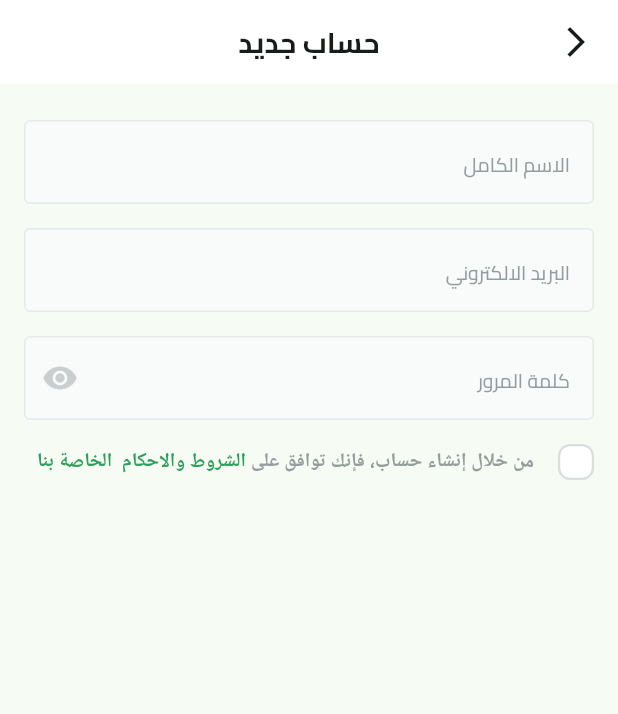
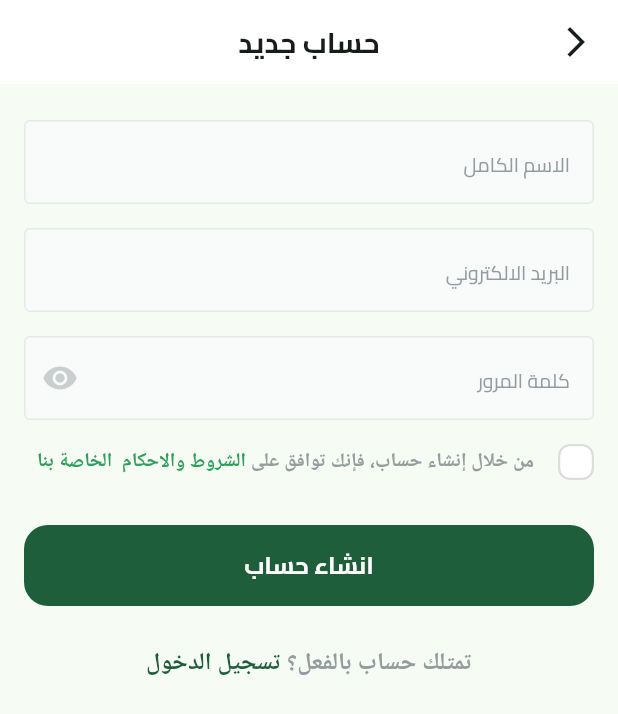
Before and after one commit to Shehab-Emad20/E-Commerce-App, a Flutter app: the SingnupView screen opened by its route, on a phone screen of 412 x 824 dp. Shown: the top 714 px of the screen. Run offline on Flutter 3.47's test engine with Material 3 defaults, Android fonts, the phone set to English and light mode, and no system bars; our stand-ins replace dots_indicator, flutter_svg, shared_preferences; accounts and stored records are empty.

Commit message:
Signup ui part 5

```diff
--- /dev/null
+++ b/lib/features/auth/presentation/view/widgets/have_account_widegt.dart
@@ -0,0 +1,27 @@
+import 'package:flutter/gestures.dart';
+import 'package:flutter/material.dart';
+import 'package:flutter_application_1/core/utils/app_colors.dart';
+import 'package:flutter_application_1/core/utils/app_text_styles.dart';
+
+class HaveAccountWidegt extends StatelessWidget {
+  const HaveAccountWidegt({super.key});
+
+  @override
+  Widget build(BuildContext context) {
+    return Text.rich(
+      TextSpan(children: [
+        TextSpan(
+            text: 'تمتلك حساب بالفعل؟',
+            style: TextStyles.semiBold16.copyWith(color: Color(0xFF949D9E))),
+        TextSpan(
+            recognizer: TapGestureRecognizer()
+              ..onTap = () {
+                Navigator.pop(context);
+              },
+            text: ' تسجيل الدخول',
+            style:
+                TextStyles.semiBold16.copyWith(color: AppColors.primaryColor)),
+      ]),
+    );
+  }
+}
--- a/lib/features/auth/presentation/view/widgets/singup_view_body.dart
+++ b/lib/features/auth/presentation/view/widgets/singup_view_body.dart
@@ -1,6 +1,8 @@
 import 'package:flutter/material.dart';
 import 'package:flutter_application_1/constants.dart';
+import 'package:flutter_application_1/core/utils/widgets/custom_button.dart';
 import 'package:flutter_application_1/core/utils/widgets/custom_text_field.dart';
+import 'package:flutter_application_1/features/auth/presentation/view/widgets/have_account_widegt.dart';
 import 'package:flutter_application_1/features/auth/presentation/view/widgets/terms_and_conditions.dart';
 
 class SingnupViewBody extends StatelessWidget {
@@ -26,7 +28,11 @@ class SingnupViewBody extends StatelessWidget {
             suffixIcon: Icon(Icons.remove_red_eye, color: Color(0xffC9CECF)),
           ),
           SizedBox(height: 16),
-          TermsAndConditions()
+          TermsAndConditions(),
+          SizedBox(height: 30),
+          CustomButton(onPressed: () {}, text: 'انشاء حساب'),
+          SizedBox(height: 26),
+          HaveAccountWidegt()
         ]),
       ),
     );
```
